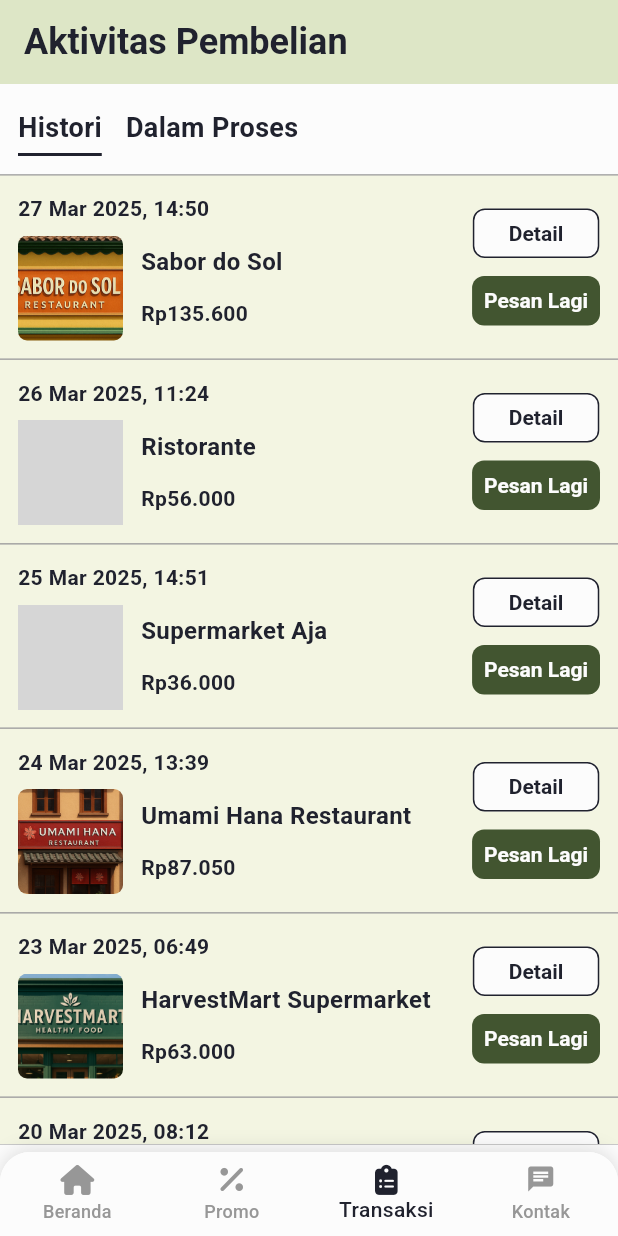
After one commit to jasonrivalino/ta_nutrisenior_app, a Flutter app: the HistoryListView screen opened by its route, on a phone screen of 412 x 824 dp. The commit adds this screen. Run offline on Flutter 3.47's test engine with Material 3 defaults, Android fonts, the phone set to English and light mode, and no system bars; our stand-ins replace connectivity_plus, flutter_local_notifications, fluttertoast, font_awesome_flutter, google_sign_in, image_picker and 1 more; Roboto replaces fonts that are missing (Roboto-Bold); grey boxes are pictures that could not be loaded.

Commit message:
feat: history page done

```diff
--- a/lib/config/routes.dart
+++ b/lib/config/routes.dart
@@ -12,7 +12,7 @@ import '../features/PromoSection/data/recommend_restaurant_promo_data.dart';
 import '../features/PromoSection/recommend_promo_view.dart';
 import '../features/PromoSection/PromoDetail/promo_detail_view.dart';
 
-import '../features/HistorySection/DoneHistory/done_history_list_view.dart';
+import '../features/HistorySection/history_list_view.dart';
 
 import '../features/ContactSection/ChatList/chat_list_view.dart';
 import '../features/ContactSection/ChatDetails/chat_details_view.dart';
@@ -36,7 +36,7 @@ class Routes {
   static const String marketPromoFreeShipmentDetail = '/marketpromo/free_shipment/detail';
 
   // Transaction History Section
-  static const String doneHistory = '/donehistory';
+  static const String history = '/history';
 
   // Chat Feature Section
   static const String chatList = '/chatlist';
@@ -106,7 +106,7 @@ class Routes {
     ),
 
     // Transaction History Section
-    doneHistory: (_) => const DoneHistoryListView(),
+    history: (_) => const HistoryListView(),
 
     // Chat Feature Section
     chatList: (_) => const ChatListView(),
--- a/lib/features/HistorySection/DoneHistory/done_history_list_view.dart
+++ /dev/null
@@ -1,26 +0,0 @@
-import 'package:flutter/material.dart';
-
-import '../../../shared/widgets/appbar.dart';
-import '../../../shared/widgets/bottom_navbar.dart';
-
-class DoneHistoryListView extends StatelessWidget {
-  const DoneHistoryListView({super.key});
-
-  @override
-  Widget build(BuildContext context) {
-    return Scaffold(
-      appBar: CustomAppBar(
-        title: 'Aktivitas Pembelian',
-        showBackButton: false,
-      ),
-      backgroundColor: Colors.yellow[50],
-      body: Center(
-        child: Text(
-          'This is done history page',
-          style: TextStyle(fontSize: 20, fontWeight: FontWeight.bold),
-        ),
-      ),
-      bottomNavigationBar: const BottomNavBar(currentIndex: 2),
-    );
-  }
-}
--- /dev/null
+++ b/lib/features/HistorySection/history_list_data.dart
@@ -0,0 +1,89 @@
+List<Map<String, dynamic>> doneHistoryList = [
+  {
+    'orderDate': DateTime(2025, 3, 27, 14, 50),
+    'image': 'assets/images/dummy/restaurant/sabordosol.png',
+    'businessName': 'Sabor do Sol',
+    'totalPrice': 135600,
+    'cardType': 'done',
+  },
+  {
+    'orderDate': DateTime(2025, 3, 26, 11, 24),
+    'image': 'assets/images/dummy/restaurant/ristorante.png',
+    'businessName': 'Ristorante',
+    'totalPrice': 56000,
+    'cardType': 'done',
+  },
+  {
+    'orderDate': DateTime(2025, 3, 25, 14, 51),
+    'image': 'assets/images/dummy/market/supermarketaja.png',
+    'businessName': 'Supermarket Aja',
+    'totalPrice': 36000,
+    'cardType': 'done',
+  },
+  {
+    'orderDate': DateTime(2025, 3, 24, 13, 39),
+    'image': 'assets/images/dummy/restaurant/umamihana.png',
+    'businessName': 'Umami Hana Restaurant',
+    'totalPrice': 87050,
+    'cardType': 'done',
+  },
+  {
+    'orderDate': DateTime(2025, 3, 23, 06, 49),
+    'image': 'assets/images/dummy/market/harvestmart.png',
+    'businessName': 'HarvestMart Supermarket',
+    'totalPrice': 63000,
+    'cardType': 'done',
+  },
+  {
+    'orderDate': DateTime(2025, 3, 20, 08, 12),
+    'image': 'assets/images/dummy/market/famgro.png',
+    'businessName': 'Pasar Famgro',
+    'totalPrice': 13700,
+    'cardType': 'done',
+  },
+];
+
+List<Map<String, dynamic>> ongoingHistoryList = [
+  {
+    'orderDate': DateTime(2025, 3, 27, 17, 00),
+    'image': 'assets/images/dummy/restaurant/ristorante.png',
+    'businessName': 'Ristorante',
+    'totalPrice': 68400,
+    'cardType': 'diproses',
+  },
+    {
+    'orderDate': DateTime(2025, 3, 27, 16, 55),
+    'image': 'assets/images/dummy/market/supermarketaja.png',
+    'businessName': 'Supermarket Aja',
+    'totalPrice': 40000,
+    'cardType': 'diproses',
+  },
+    {
+    'orderDate': DateTime(2025, 3, 27, 16, 50),
+    'image': 'assets/images/dummy/restaurant/ristorante.png',
+    'businessName': 'Ristorante',
+    'totalPrice': 122000,
+    'cardType': 'diproses',
+  },
+    {
+    'orderDate': DateTime(2025, 3, 27, 16, 40),
+    'image': 'assets/images/dummy/restaurant/ristorante.png',
+    'businessName': 'Ristorante',
+    'totalPrice': 20000,
+    'cardType': 'dikirim',
+  },
+  {
+    'orderDate': DateTime(2025, 3, 25, 16, 30),
+    'image': 'assets/images/dummy/market/supermarketaja.png',
+    'businessName': 'Supermarket Aja',
+    'totalPrice': 57500,
+    'cardType': 'diproses',
+  },
+  {
+    'orderDate': DateTime(2025, 3, 25, 16, 20),
+    'image': 'assets/images/dummy/market/supermarketaja.png',
+    'businessName': 'Supermarket Aja',
+    'totalPrice': 20000,
+    'cardType': 'dikirim',
+  },
+];
--- /dev/null
+++ b/lib/features/HistorySection/history_list_view.dart
@@ -0,0 +1,131 @@
+import 'package:flutter/material.dart';
+import 'package:ta_nutrisenior_app/shared/styles/colors.dart';
+
+import '../../../shared/widgets/appbar.dart';
+import '../../../shared/widgets/bottom_navbar.dart';
+import '../../../shared/widgets/product_card/history_card_list.dart';
+
+import 'history_list_data.dart';
+
+class HistoryListView extends StatefulWidget {
+  const HistoryListView({super.key});
+
+  @override
+  State<HistoryListView> createState() => _HistoryListViewState();
+}
+
+class _HistoryListViewState extends State<HistoryListView> {
+  bool showDone = true;
+
+  @override
+  Widget build(BuildContext context) {
+    final historyList = showDone ? doneHistoryList : ongoingHistoryList;
+
+    return Scaffold(
+      appBar: CustomAppBar(
+        title: 'Aktivitas Pembelian',
+        showBackButton: false,
+      ),
+      backgroundColor: AppColors.soapstone,
+      body: Column(
+        crossAxisAlignment: CrossAxisAlignment.start,
+        children: [
+          const SizedBox(height: 16),
+          Padding(
+            padding: const EdgeInsets.symmetric(horizontal: 12.0),
+            child: Row(
+              children: [
+                // Histori Tab
+                GestureDetector(
+                  onTap: () {
+                    setState(() {
+                      showDone = true;
+                    });
+                  },
+                  child: IntrinsicWidth(
+                    child: Column(
+                      crossAxisAlignment: CrossAxisAlignment.start,
+                      children: [
+                        Text(
+                          'Histori',
+                          style: TextStyle(
+                            fontSize: 18,
+                            fontWeight: FontWeight.bold,
+                            color: AppColors.dark,
+                          ),
+                        ),
+                        const SizedBox(height: 4),
+                        Container(
+                          height: 2,
+                          color: showDone ? AppColors.dark : Colors.transparent,
+                        ),
+                      ],
+                    ),
+                  ),
+                ),
+                const SizedBox(width: 16),
+                // Dalam Proses Tab
+                GestureDetector(
+                  onTap: () {
+                    setState(() {
+                      showDone = false;
+                    });
+                  },
+                  child: IntrinsicWidth(
+                    child: Column(
+                      crossAxisAlignment: CrossAxisAlignment.start,
+                      children: [
+                        Text(
+                          'Dalam Proses',
+                          style: TextStyle(
+                            fontSize: 18,
+                            fontWeight: FontWeight.bold,
+                            color: AppColors.dark,
+                          ),
+                        ),
+                        const SizedBox(height: 4),
+                        Container(
+                          height: 2,
+                          color: !showDone ? AppColors.dark : Colors.transparent,
+                        ),
+                      ],
+                    ),
+                  ),
+                ),
+              ],
+            ),
+          ),
+          const SizedBox(height: 12),
+          Expanded(
+            child: Container(
+              decoration: BoxDecoration(
+                border: Border.symmetric(
+                  horizontal: BorderSide(
+                    color: AppColors.darkGray,
+                    width: 0.5,
+                  ),
+                ),
+              ),
+              child: ListView.builder(
+                itemCount: historyList.length,
+                itemBuilder: (context, index) {
+                  final item = historyList[index];
+                  return HistoryCardList(
+                    orderDate: item['orderDate'],
+                    image: item['image'],
+                    businessName: item['businessName'],
+                    totalPrice: item['totalPrice'],
+                    cardType: item['cardType'],
+                    status: showDone ? null : item['status'], // Only show status for ongoing
+                  );
+                },
+              ),
+            ),
+          ),
+          const SizedBox(height: 5),
+        ],
+      ),
+      bottomNavigationBar: const BottomNavBar(currentIndex: 2),
+    );
+  }
+}
--- a/lib/features/OrderSection/Profile/profile_view.dart
+++ b/lib/features/OrderSection/Profile/profile_view.dart
@@ -50,6 +50,11 @@ class ProfileView extends StatelessWidget {
                       }
 
                       await GoogleAuthService.signOutGoogle();
+                      Fluttertoast.showToast(
+                        msg: 'Logout berhasil.',
+                        toastLength: Toast.LENGTH_SHORT,
+                        gravity: ToastGravity.BOTTOM,
+                      );
                       Navigator.pushNamedAndRemoveUntil(
                         context,
                         '/login',
--- a/lib/shared/widgets/bottom_navbar.dart
+++ b/lib/shared/widgets/bottom_navbar.dart
@@ -22,7 +22,7 @@ class BottomNavBar extends StatelessWidget {
         break;
       case 2:
         Navigator.pushNamedAndRemoveUntil(
-            context, Routes.doneHistory, (route) => false);
+            context, Routes.history, (route) => false);
         break;
       case 3:
         Navigator.pushNamedAndRemoveUntil(
--- /dev/null
+++ b/lib/shared/widgets/product_card/history_card_list.dart
@@ -0,0 +1,218 @@
+import 'package:flutter/material.dart';
+import 'package:intl/intl.dart';
+import 'package:ta_nutrisenior_app/shared/styles/fonts.dart';
+
+import '../../styles/colors.dart';
+
+class HistoryCardList extends StatelessWidget {
+  final DateTime orderDate;
+  final String image;
+  final String businessName;
+  final int totalPrice;
+  final String cardType;
+  final String? status;
+
+  const HistoryCardList({
+    super.key,
+    required this.orderDate,
+    required this.image,
+    required this.businessName,
+    required this.totalPrice,
+    required this.cardType,
+    this.status,
+  });
+
+  @override
+  Widget build(BuildContext context) {
+    final dateFormatted = DateFormat('d MMM yyyy, HH:mm').format(orderDate);
+
+    return Container(
+      padding: const EdgeInsets.all(12),
+      decoration: BoxDecoration(
+        color: AppColors.ecruWhite,
+        border: Border.symmetric(
+          horizontal: BorderSide(
+            color: AppColors.darkGray,
+            width: 0.5,
+          ),
+        ),
+      ),
+      child: Row(
+        crossAxisAlignment: CrossAxisAlignment.center,
+        children: [
+          // Left Expanded Section
+          Expanded(
+            child: Column(
+              crossAxisAlignment: CrossAxisAlignment.start,
+              children: [
+                Row(
+                  mainAxisAlignment: MainAxisAlignment.spaceBetween,
+                  children: [
+                    Text(
+                      dateFormatted,
+                      style: const TextStyle(
+                        fontWeight: FontWeight.bold,
+                        fontSize: 14,
+                        fontFamily: AppFonts.fontBold,
+                        color: AppColors.dark,
+                      ),
+                    ),
+                  ],
+                ),
+                const SizedBox(height: 8),
+                Row(
+                  crossAxisAlignment: CrossAxisAlignment.center,
+                  children: [
+                    ClipRRect(
+                      borderRadius: BorderRadius.circular(6),
+                      child: Image.asset(
+                        image,
+                        width: 70,
+                        height: 70,
+                        fit: BoxFit.cover,
+                      ),
+                    ),
+                    const SizedBox(width: 12),
+                    Expanded(
+                      child: Column(
+                        crossAxisAlignment: CrossAxisAlignment.start,
+                        children: [
+                          Text(
+                            businessName,
+                            style: const TextStyle(
+                              fontWeight: FontWeight.bold,
+                              fontSize: 16,
+                              fontFamily: AppFonts.fontBold,
+                              color: AppColors.dark,
+                              height: 1.2,
+                            ),
+                            maxLines: 2,
+                            overflow: TextOverflow.ellipsis,
+                          ),
+                          SizedBox(height: 15),
+                          Text(
+                            NumberFormat.currency(
+                              locale: 'id_ID',
+                              symbol: 'Rp',
+                              decimalDigits: 0,
+                            ).format(totalPrice),
+                            style: const TextStyle(
+                              fontWeight: FontWeight.bold,
+                              fontSize: 14,
+                              fontFamily: AppFonts.fontBold,
+                              color: AppColors.dark,
+                            ),
+                          ),
+                        ],
+                      ),
+                    ),
+                  ],
+                ),
+              ],
+            ),
+          ),
+
+          // Right section
+          const SizedBox(width: 12),
+          Column(
+            mainAxisSize: MainAxisSize.min,
+            mainAxisAlignment: MainAxisAlignment.end,
+            crossAxisAlignment: CrossAxisAlignment.center,
+            children: [
+              if (cardType != 'done')
+                Text(
+                  cardType.toUpperCase(),
+                  style: const TextStyle(
+                    fontWeight: FontWeight.bold,
+                    color: AppColors.dark,
+                    fontSize: 14,
+                    fontFamily: AppFonts.fontBold,
+                  ),
+                ),
+              if (cardType != 'done') const SizedBox(height: 16),
+
+              if (cardType == 'done')
+                Column(
+                  children: [
+                    ElevatedButton(
+                      style: ElevatedButton.styleFrom(
+                        padding: const EdgeInsets.symmetric(horizontal: 24),
+                        side: const BorderSide(color: AppColors.dark),
+                        foregroundColor: AppColors.dark,
+                        backgroundColor: AppColors.soapstone,
+                        minimumSize: const Size(0, 33),
+                        shape: RoundedRectangleBorder(
+                          borderRadius: BorderRadius.circular(8),
+                        ),
+                        textStyle: const TextStyle(
+                          fontWeight: FontWeight.bold,
+                          fontFamily: AppFonts.fontBold,
+                        ),
+                        elevation: 0,
+                        shadowColor: Colors.transparent,
+                        tapTargetSize: MaterialTapTargetSize.shrinkWrap,
+                      ),
+                      onPressed: () {
+                        // Detail action
+                      },
+                      child: const Text("Detail"),
+                    ),
+                    const SizedBox(height: 12),
+                    ElevatedButton(
+                      style: ElevatedButton.styleFrom(
+                        backgroundColor: AppColors.woodland,
+                        foregroundColor: AppColors.soapstone,
+                        padding: const EdgeInsets.symmetric(horizontal: 8),
+                        minimumSize: const Size(0, 33),
+                        shape: RoundedRectangleBorder(
+                          borderRadius: BorderRadius.circular(8),
+                        ),
+                        textStyle: const TextStyle(
+                          fontWeight: FontWeight.bold,
+                          fontFamily: AppFonts.fontBold,
+                        ),
+                        elevation: 0,
+                        shadowColor: Colors.transparent,
+                        tapTargetSize: MaterialTapTargetSize.shrinkWrap,
+                      ),
+                      onPressed: () {
+                        // Pesan Lagi action
+                      },
+                      child: const Text("Pesan Lagi"),
+                    ),
+                  ],
+                )
+              else
+                Align(
+                  alignment: Alignment.centerRight,
+                  child: ElevatedButton(
+                    style: ElevatedButton.styleFrom(
+                      padding: const EdgeInsets.symmetric(horizontal: 24),
+                      side: const BorderSide(color: AppColors.dark),
+                      foregroundColor: AppColors.dark,
+                      backgroundColor: AppColors.soapstone,
+                      minimumSize: const Size(0, 33),
+                      shape: RoundedRectangleBorder(
+                        borderRadius: BorderRadius.circular(8),
+                      ),
+                      textStyle: const TextStyle(
+                        fontWeight: FontWeight.bold,
+                        fontFamily: AppFonts.fontBold,
+                      ),
+                      elevation: 0,
+                      shadowColor: Colors.transparent,
+                      tapTargetSize: MaterialTapTargetSize.shrinkWrap,
+                    ),
+                    onPressed: () {
+                      // Detail action
+                    },
+                    child: const Text("Detail"),
+                  ),
+                ),
+            ],
+          ),
+        ],
+      ),
+    );
+  }
+}
```
Also changed, not shown: lib/features/HistorySection/OngoingHistory/ongoing_history_list_view.dart (deleted).
